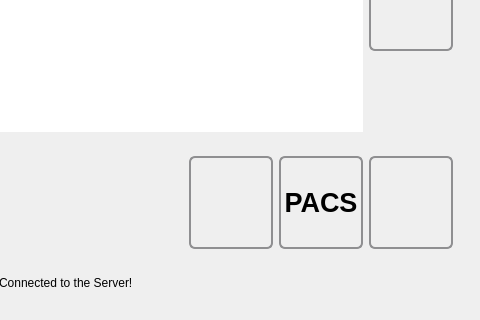
Before: the Qt Designer form gui/ui/UnreportedStudies.ui in marcosivni/WebHigiia, drawn with Qt 5; both pictures show x 420 to 900 and y 280 to 600 of the 900 by 600 pixel window.
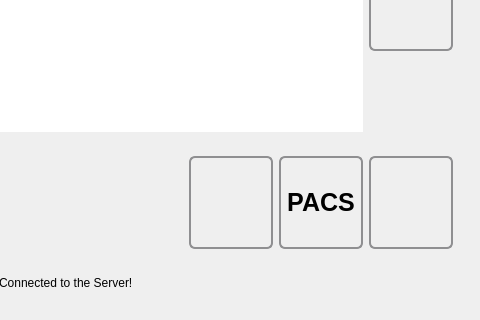
After: the same form once the commit is applied. Icons and pictures are not drawn.

```diff
--- a/gui/ui/UnreportedStudies.ui
+++ b/gui/ui/UnreportedStudies.ui
@@ -30,7 +30,9 @@
     <normaloff>:/icons/favicon.ico</normaloff>:/icons/favicon.ico</iconset>
   </property>
   <property name="styleSheet">
-   <string notr="true">
+   <string notr="true">QWidget {
+	font-size: 9pt;
+}
 
  QLineEdit:!enabled {
      color: black;
@@ -323,11 +325,16 @@
             </property>
             <property name="font">
              <font>
-              <pointsize>20</pointsize>
+              <pointsize>19</pointsize>
               <weight>75</weight>
               <bold>true</bold>
              </font>
             </property>
+            <property name="styleSheet">
+             <string notr="true">QWidget {
+	font-size: 19pt;
+}</string>
+            </property>
             <property name="text">
              <string>PACS</string>
             </property>
```
